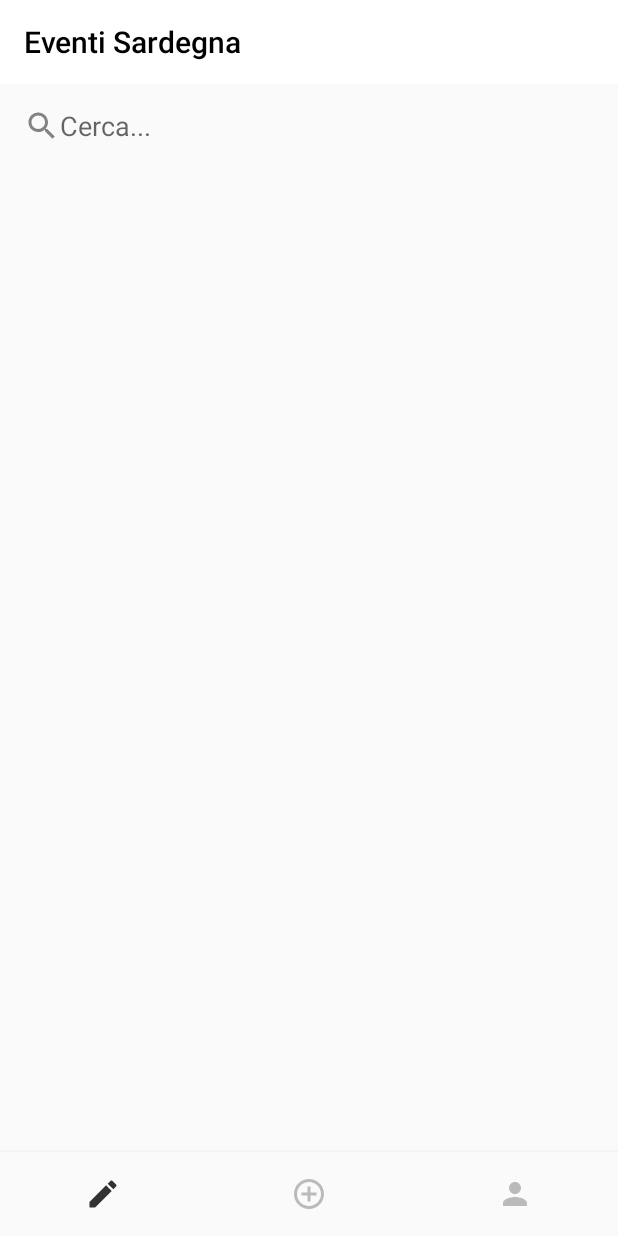
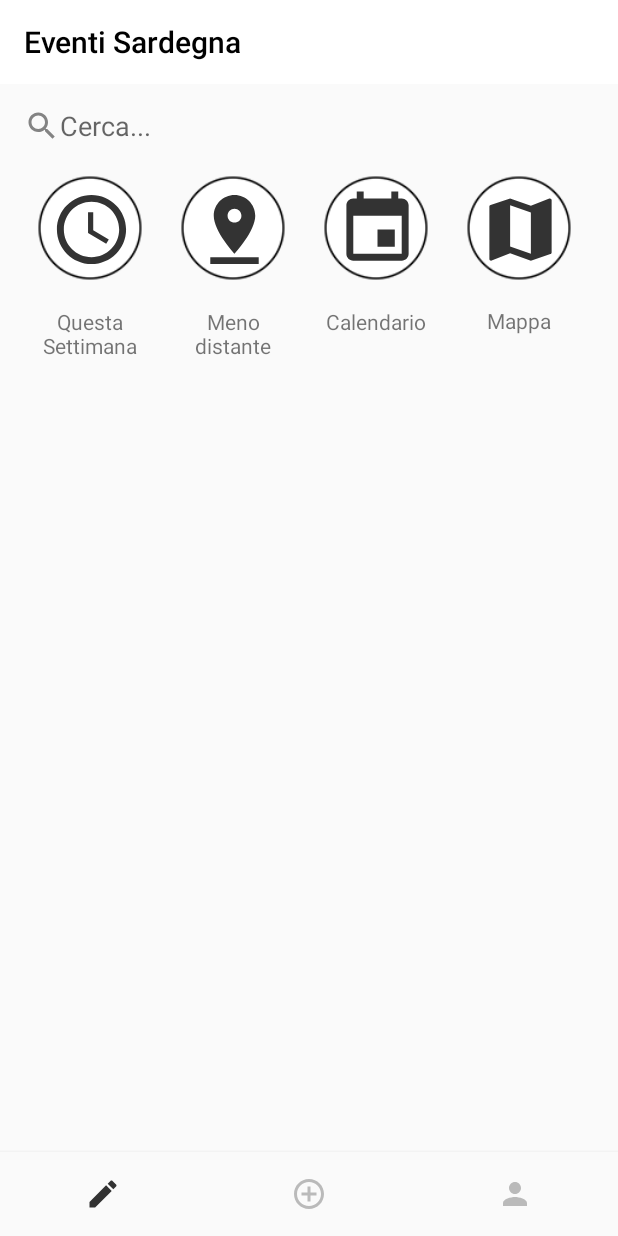
Before and after one commit to pdemuro/MedIUM, an Android app: the screen it shows after launch once a user with an empty profile is signed in (MainActivity), on a phone screen of 412 x 824 dp. Run offline under Robolectric (Android 15) with nearby library versions, the phone set to English and light mode, and no system bars; our stand-ins replace CircleImageView, Firebase (no records; nobody signed in at launch, a user with empty details on screens opened directly); 2 statements that could not run were skipped.

Commit message:
calendario funziona

```diff
--- a/app/src/main/AndroidManifest.xml
+++ b/app/src/main/AndroidManifest.xml
@@ -3,6 +3,8 @@
     package="com.medium.progettomedium">
 
     <uses-permission android:name="android.permission.INTERNET " />
+    <uses-permission android:name="android.permission.ACCESS_COARSE_LOCATION " />
+    <uses-permission android:name="android.permission.ACCESS_FINE_LOCATION " />
     <uses-permission android:name="android.permission.WRITE_EXTERNAL_STORAGE" />
     <uses-permission android:name="android.permission.ACCESS_NETWORK_STATE" />
     <uses-permission android:name="android.permission.ACCESS_FINE_LOCATION" />
--- a/app/src/main/java/com/medium/progettomedium/Fragment/SearchFragment.java
+++ b/app/src/main/java/com/medium/progettomedium/Fragment/SearchFragment.java
@@ -106,9 +106,8 @@ public class SearchFragment extends Fragment implements LocationListener {
         calendario = view.findViewById(R.id.buttonCalendario);
         mappa = view.findViewById(R.id.buttonMap);
         icone=view.findViewById(R.id.IconsId);
-        filtroAttivo=view.findViewById(R.id.filtroAttivo);
-        testoFiltroAttivo=view.findViewById(R.id.textFiltroAttivo);
-        menoDista = view.findViewById(R.id.menoDistante);
+        //filtroAttivo=view.findViewById(R.id.filtroAttivo);
+        //testoFiltroAttivo=view.findViewById(R.id.textFiltroAttivo);
         testo_mese= view.findViewById(R.id.tv_month);
         previous = (ImageButton) view.findViewById(R.id.ib_prev);
         layoutCalendario =  view.findViewById(R.id.ll_calendar);
--- a/app/src/main/java/com/medium/progettomedium/MainActivity.java
+++ b/app/src/main/java/com/medium/progettomedium/MainActivity.java
@@ -45,7 +45,8 @@ public class MainActivity extends AppCompatActivity {
 
         setSupportActionBar(toolbar);
 
-        FirebaseUser nome = FirebaseAuth.getInstance().getCurrentUser();
+        firebaseAuth=FirebaseAuth.getInstance();
+        FirebaseUser nome = firebaseAuth.getCurrentUser();
         String nome1= nome.getDisplayName().replaceAll("%20" ," ");
         DatabaseReference reference = FirebaseDatabase.getInstance().getReference("UserID").child("Utenti").child(nome1);
         reference.addValueEventListener(new ValueEventListener() {
--- a/app/src/main/java/com/medium/progettomedium/RegisterActivity.java
+++ b/app/src/main/java/com/medium/progettomedium/RegisterActivity.java
@@ -246,9 +246,8 @@ public class RegisterActivity extends AppCompatActivity implements View.OnClickL
                                 }
                             });
                         }
-
-                        startActivity(new Intent(getApplicationContext(), LoginActivity.class));
                         finish();
+                        startActivity(new Intent(getApplicationContext(), MainActivity.class));
                     } else {
                         Toast.makeText(RegisterActivity.this, "Errore nella registrazione,Riprova", Toast.LENGTH_SHORT).show();
                     }
@@ -314,9 +313,6 @@ public class RegisterActivity extends AppCompatActivity implements View.OnClickL
                     }
                 });
             }
-            startActivity(new Intent(getApplicationContext(), MainActivity.class));
-            finish();
-
 
             databaseReference.child("UserID").child("Utenti").child(name + " " + cognome).setValue(databaseUtente);
             Toast.makeText(this, "Informazioni Salvate", Toast.LENGTH_LONG).show();
@@ -326,8 +322,10 @@ public class RegisterActivity extends AppCompatActivity implements View.OnClickL
 
     @Override
     public void onClick(View view) {
-        if(view == buttonRegister) {
+        if(view == buttonRegister){
             registerUser();
+
+
         }
 
         if(view == textViewSignIn){
--- a/app/src/main/res/layout/fragment_search.xml
+++ b/app/src/main/res/layout/fragment_search.xml
@@ -35,40 +35,20 @@
 
         </androidx.appcompat.widget.Toolbar>
 
-            <LinearLayout
-                android:layout_width="match_parent"
-                android:layout_height="50dp"
-                android:id="@+id/filtroAttivo"
-                android:visibility="gone"
-                android:orientation="horizontal"
-                android:background="@color/colorBlueLight"
-                >
-                <TextView
-                    android:layout_width="match_parent"
-                    android:layout_height="match_parent"
-                    android:id="@+id/textFiltroAttivo">
 
-                </TextView>
-            </LinearLayout>
 
-        <LinearLayout
-            android:layout_width="match_parent"
-            android:layout_height="180dp"
-            android:orientation="horizontal"
-            android:visibility="gone"
-            android:id="@+id/IconsId"
-            android:background="@color/colorBlueLight">
         <LinearLayout
 
             android:layout_width="match_parent"
-                android:layout_height="160dp"
+            android:layout_height="130dp"
+            android:layout_marginLeft="10dp"
+            android:layout_marginRight="10dp"
             android:orientation="horizontal"
             android:visibility="visible"
-                android:layout_marginTop="20dp"
+            android:id="@+id/IconsId"
+            >
 
-                >
             <RelativeLayout
-
                 android:id="@+id/icon1"
                 android:layout_width="95dp"
                 android:layout_height="130dp"
@@ -90,6 +70,7 @@
                     android:background="@drawable/ic_action_orologio" />
 
                 <TextView
+
                     android:layout_width="80dp"
                     android:layout_height="wrap_content"
                     android:layout_alignBottom="@+id/buttonQuestaSettimana"
@@ -108,6 +89,7 @@
 
                 <ImageView
                     android:layout_marginLeft="10dp"
+
                     android:id="@+id/buttonMenoDistante"
                     android:layout_width="80dp"
                     android:layout_height="80dp"
@@ -119,16 +101,18 @@
                     android:layout_height="55dp"
                     android:layout_marginLeft="23dp"
                     android:layout_marginTop="13dp"
-                        android:background="@drawable/ic_action_meno_distante" />
+                    android:background="@drawable/ic_action_meno_distante"
+
+                    />
 
                 <TextView
                     android:layout_width="80dp"
+
                     android:layout_height="wrap_content"
                     android:layout_alignBottom="@+id/buttonMenoDistante"
                     android:layout_marginLeft="10dp"
                     android:layout_marginBottom="-48dp"
                     android:text="Meno distante"
-                        android:id="@+id/menoDistante"
                     android:textAlignment="center"></TextView>
             </RelativeLayout>
 
@@ -264,8 +248,6 @@
 
                 </FrameLayout>
             </LinearLayout>
-        </LinearLayout>
-
 
             <TableRow
                 android:id="@+id/tableRow1"
```
Lines whose indentation alone changed are shown as unchanged.
